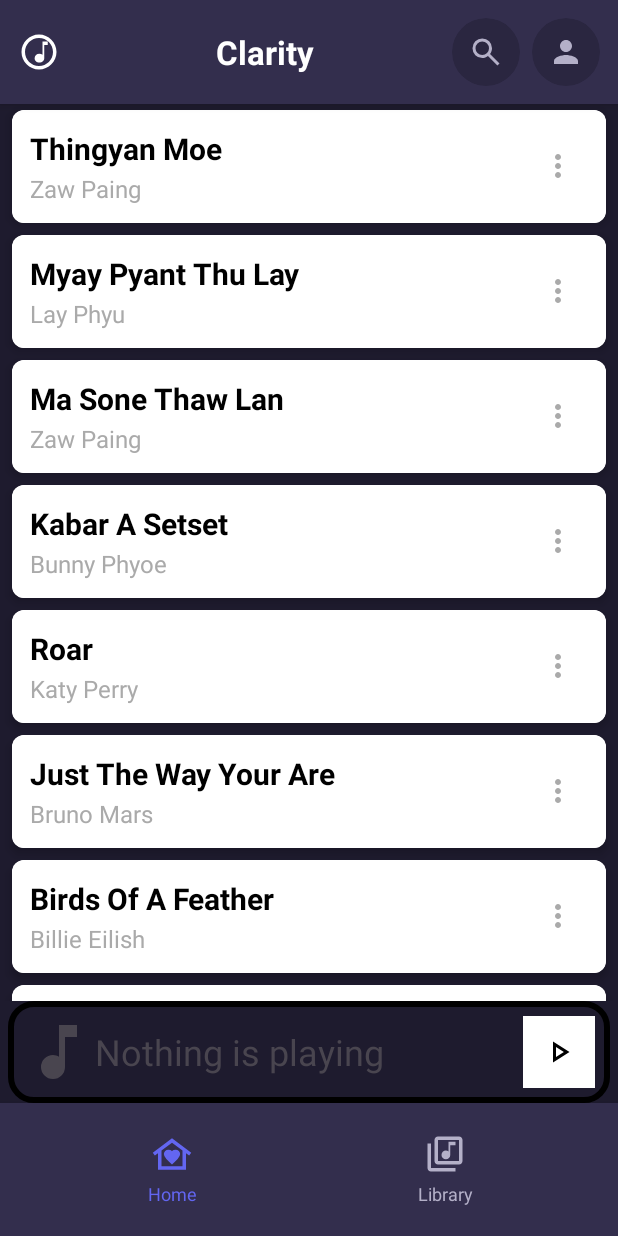
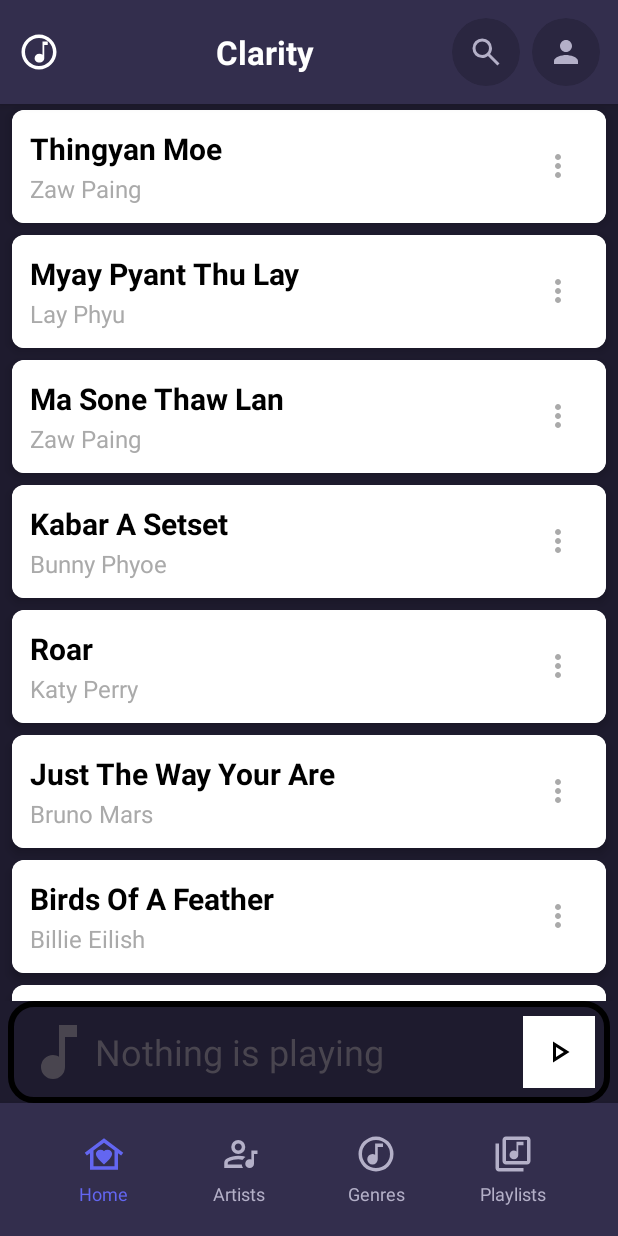
Before and after one commit to Saw-Baw-Mu-Thaw/MidPlayer, an Android app: the BaseActivity screen opened directly, with no data from a screen before it, on a phone screen of 412 x 824 dp. Run offline under Robolectric (Android 15) with nearby library versions, the phone set to English and light mode, and no system bars; 1 statement that could not run was skipped.

Commit message:
data functions for artists and genres,

```diff
--- a/app/src/main/java/com/android/midplayer/SongsLibrary.java
+++ b/app/src/main/java/com/android/midplayer/SongsLibrary.java
@@ -23,6 +23,7 @@ public class SongsLibrary extends AppCompatActivity implements OnSongClickListen
         setContentView(R.layout.activity_songs_library);
 
         allSongs = getInitialSongList();
+        /*
         recyclerView = findViewById(R.id.recyclerViewSongs);
 
 
@@ -30,16 +31,29 @@ public class SongsLibrary extends AppCompatActivity implements OnSongClickListen
 
         recyclerView.setAdapter(songAdapter);
         recyclerView.setLayoutManager(new LinearLayoutManager(this));
+        */
+
+         /*
+         //Example calls For Baw Thaw, loop through it by getting artists list first then
+
+         List<AudioTrack> zawPaingSongs = SongsLibrary.getSongsByArtist("Zaw Paing");
+
+            // To get all "Rock" songs
+            List<AudioTrack> rockSongs = SongsLibrary.getSongsByGenre("Rock");
+
+         */
     }
 
     // MODIFICATION 3: This method is called when a song in the adapter is clicked
     @Override
     public void onSongClick(AudioTrack audioTrack) {
+      /*
        Intent intent = new Intent(SongsLibrary.this, PlayMedia.class);
         intent.putExtra("SONG_ID", audioTrack.getId());
         intent.putExtra("SONG_TITLE", audioTrack.getTitle());
         intent.putExtra("ARTIST_NAME", audioTrack.getArtist());
         startActivity(intent);
+       */
 
     }
 
@@ -58,6 +72,46 @@ public class SongsLibrary extends AppCompatActivity implements OnSongClickListen
         return trackList;
     }
 
+    public static List<AudioTrack> getSongsByArtist(String artistName) {
+        List<AudioTrack> allSongs = getInitialSongList();
+        List<AudioTrack> artistSongs = new ArrayList<>();
+
+        if (artistName == null || artistName.isEmpty()) {
+            return artistSongs; // Return empty list if no artist is specified
+        }
+
+        for (AudioTrack track : allSongs) {
+            // Use equalsIgnoreCase for a case-insensitive match
+            if (track.getArtist().equalsIgnoreCase(artistName)) {
+                artistSongs.add(track);
+            }
+        }
+        return artistSongs;
+    }
+
+    /**
+     * Returns a list of all songs in a specific genre.
+     *
+     * @param genreName The name of the genre to search for.
+     * @return A List of AudioTrack objects matching the genre.
+     */
+    public static List<AudioTrack> getSongsByGenre(String genreName) {
+        List<AudioTrack> allSongs = getInitialSongList();
+        List<AudioTrack> genreSongs = new ArrayList<>();
+
+        if (genreName == null || genreName.isEmpty()) {
+            return genreSongs; // Return empty list if no genre is specified
+        }
+
+        for (AudioTrack track : allSongs) {
+            // Use equalsIgnoreCase for a case-insensitive match
+            if (track.getGenre().equalsIgnoreCase(genreName)) {
+                genreSongs.add(track);
+            }
+        }
+        return genreSongs;
+    }
+
     // Saw Baw Mu Thaw Code
 
 }
--- /dev/null
+++ b/app/src/main/res/drawable/ic_artist.xml
@@ -0,0 +1,10 @@
+<vector xmlns:android="http://schemas.android.com/apk/res/android"
+    android:width="24dp"
+    android:height="24dp"
+    android:viewportWidth="960"
+    android:viewportHeight="960"
+    android:tint="?attr/colorControlNormal">
+  <path
+      android:fillColor="@android:color/white"
+      android:pathData="M740,400L880,400L880,480L800,480L800,700Q800,742 771,771Q742,800 700,800Q658,800 629,771Q600,742 600,700Q600,658 629,629Q658,600 700,600Q708,600 718,601.5Q728,603 740,608L740,400ZM120,800L120,688Q120,653 137.5,625Q155,597 184,582Q246,551 310,535.5Q374,520 440,520Q482,520 523.5,526.5Q565,533 607,546Q587,558 571,575Q555,592 543,612Q517,606 491.5,603Q466,600 440,600Q383,600 328,614Q273,628 220,654Q211,659 205.5,668Q200,677 200,688L200,720L521,720Q523,740 530.5,760Q538,780 551,800L120,800ZM440,480Q374,480 327,433Q280,386 280,320Q280,254 327,207Q374,160 440,160Q506,160 553,207Q600,254 600,320Q600,386 553,433Q506,480 440,480ZM440,400Q473,400 496.5,376.5Q520,353 520,320Q520,287 496.5,263.5Q473,240 440,240Q407,240 383.5,263.5Q360,287 360,320Q360,353 383.5,376.5Q407,400 440,400ZM440,320Q440,320 440,320Q440,320 440,320Q440,320 440,320Q440,320 440,320Q440,320 440,320Q440,320 440,320Q440,320 440,320Q440,320 440,320ZM440,720L440,720L440,720Q440,720 440,720Q440,720 440,720Q440,720 440,720Q440,720 440,720Q440,720 440,720Q440,720 440,720Q440,720 440,720Q440,720 440,720Z"/>
+</vector>
--- /dev/null
+++ b/app/src/main/res/drawable/ic_genres.xml
@@ -0,0 +1,10 @@
+<vector xmlns:android="http://schemas.android.com/apk/res/android"
+    android:width="24dp"
+    android:height="24dp"
+    android:viewportWidth="960"
+    android:viewportHeight="960"
+    android:tint="?attr/colorControlNormal">
+  <path
+      android:fillColor="@android:color/white"
+      android:pathData="M400,720Q450,720 485,685Q520,650 520,600L520,320L640,320L640,240L460,240L460,496Q446,488 431,484Q416,480 400,480Q350,480 315,515Q280,550 280,600Q280,650 315,685Q350,720 400,720ZM480,880Q397,880 324,848.5Q251,817 197,763Q143,709 111.5,636Q80,563 80,480Q80,397 111.5,324Q143,251 197,197Q251,143 324,111.5Q397,80 480,80Q563,80 636,111.5Q709,143 763,197Q817,251 848.5,324Q880,397 880,480Q880,563 848.5,636Q817,709 763,763Q709,817 636,848.5Q563,880 480,880ZM480,800Q614,800 707,707Q800,614 800,480Q800,346 707,253Q614,160 480,160Q346,160 253,253Q160,346 160,480Q160,614 253,707Q346,800 480,800ZM480,480Q480,480 480,480Q480,480 480,480Q480,480 480,480Q480,480 480,480Q480,480 480,480Q480,480 480,480Q480,480 480,480Q480,480 480,480Z"/>
+</vector>
--- a/app/src/main/res/layout/activity_base.xml
+++ b/app/src/main/res/layout/activity_base.xml
@@ -145,6 +145,60 @@
             </LinearLayout>
 
             <LinearLayout
+                android:id="@+id/artist"
+                android:layout_width="0dp"
+                android:layout_height="wrap_content"
+                android:layout_weight="1"
+                android:orientation="vertical"
+                android:gravity="center"
+                android:clickable="true"
+                android:focusable="true"
+                android:padding="8dp"
+                android:background="?attr/selectableItemBackground">
+
+                <ImageView
+                    android:layout_width="28dp"
+                    android:layout_height="28dp"
+                    android:src="@drawable/ic_artist"
+                    app:tint="@color/text_secondary"/>
+
+                <TextView
+                    android:layout_width="wrap_content"
+                    android:layout_height="wrap_content"
+                    android:text="Artists"
+                    android:textSize="12sp"
+                    android:textColor="@color/text_secondary"
+                    android:layout_marginTop="4dp"/>
+            </LinearLayout>
+
+            <LinearLayout
+                android:id="@+id/genres"
+                android:layout_width="0dp"
+                android:layout_height="wrap_content"
+                android:layout_weight="1"
+                android:orientation="vertical"
+                android:gravity="center"
+                android:clickable="true"
+                android:focusable="true"
+                android:padding="8dp"
+                android:background="?attr/selectableItemBackground">
+
+                <ImageView
+                    android:layout_width="28dp"
+                    android:layout_height="28dp"
+                    android:src="@drawable/ic_genres"
+                    app:tint="@color/text_secondary"/>
+
+                <TextView
+                    android:layout_width="wrap_content"
+                    android:layout_height="wrap_content"
+                    android:text="Genres"
+                    android:textSize="12sp"
+                    android:textColor="@color/text_secondary"
+                    android:layout_marginTop="4dp"/>
+            </LinearLayout>
+
+            <LinearLayout
                 android:id="@+id/musicLibrary"
                 android:layout_width="0dp"
                 android:layout_height="wrap_content"
@@ -165,7 +219,7 @@
                 <TextView
                     android:layout_width="wrap_content"
                     android:layout_height="wrap_content"
-                    android:text="Library"
+                    android:text="Playlists"
                     android:textSize="12sp"
                     android:textColor="@color/text_secondary"
                     android:layout_marginTop="4dp"/>
```
